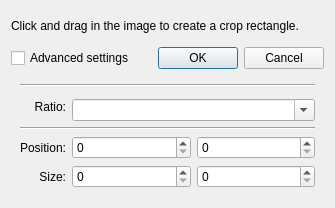
KDE/gwenview, file lib/crop/cropwidget.ui: the form before one commit.
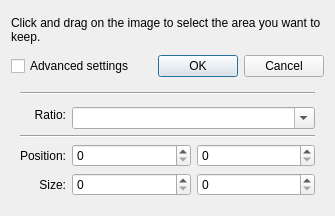
The form after the commit. Custom widgets are drawn as their Qt base class.

Commit message: Nicer text.

The edit to the form file:
```diff
--- a/lib/crop/cropwidget.ui
+++ b/lib/crop/cropwidget.ui
@@ -7,7 +7,7 @@
     <x>0</x>
     <y>0</y>
     <width>335</width>
-    <height>208</height>
+    <height>216</height>
    </rect>
   </property>
   <property name="windowTitle">
@@ -17,7 +17,7 @@
    <item>
     <widget class="QLabel" name="label_2">
      <property name="text">
-      <string>Click and drag in the image to create a crop rectangle.</string>
+      <string>Click and drag on the image to select the area you want to keep.</string>
      </property>
      <property name="wordWrap">
       <bool>true</bool>
```
